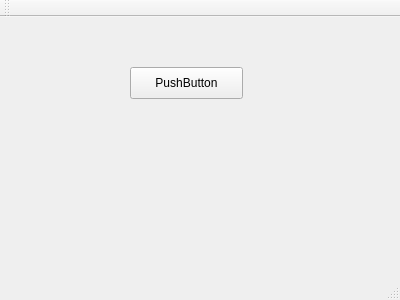
ezreal-org/XcodeGo, file ntiss.ui: the form before one commit.
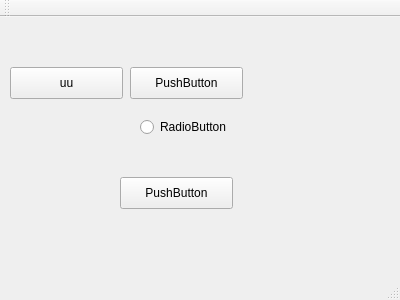
The form after the commit.

```diff
--- a/ntiss.ui
+++ b/ntiss.ui
@@ -27,6 +27,45 @@
      <string>PushButton</string>
     </property>
    </widget>
+   <widget class="QRadioButton" name="radioButton">
+    <property name="geometry">
+     <rect>
+      <x>140</x>
+      <y>100</y>
+      <width>100</width>
+      <height>20</height>
+     </rect>
+    </property>
+    <property name="text">
+     <string>RadioButton</string>
+    </property>
+   </widget>
+   <widget class="QPushButton" name="pushButton_2">
+    <property name="geometry">
+     <rect>
+      <x>10</x>
+      <y>50</y>
+      <width>113</width>
+      <height>32</height>
+     </rect>
+    </property>
+    <property name="text">
+     <string>uu</string>
+    </property>
+   </widget>
+   <widget class="QPushButton" name="pushButton_3">
+    <property name="geometry">
+     <rect>
+      <x>120</x>
+      <y>160</y>
+      <width>113</width>
+      <height>32</height>
+     </rect>
+    </property>
+    <property name="text">
+     <string>PushButton</string>
+    </property>
+   </widget>
   </widget>
   <widget class="QMenuBar" name="menuBar">
    <property name="geometry">
```
